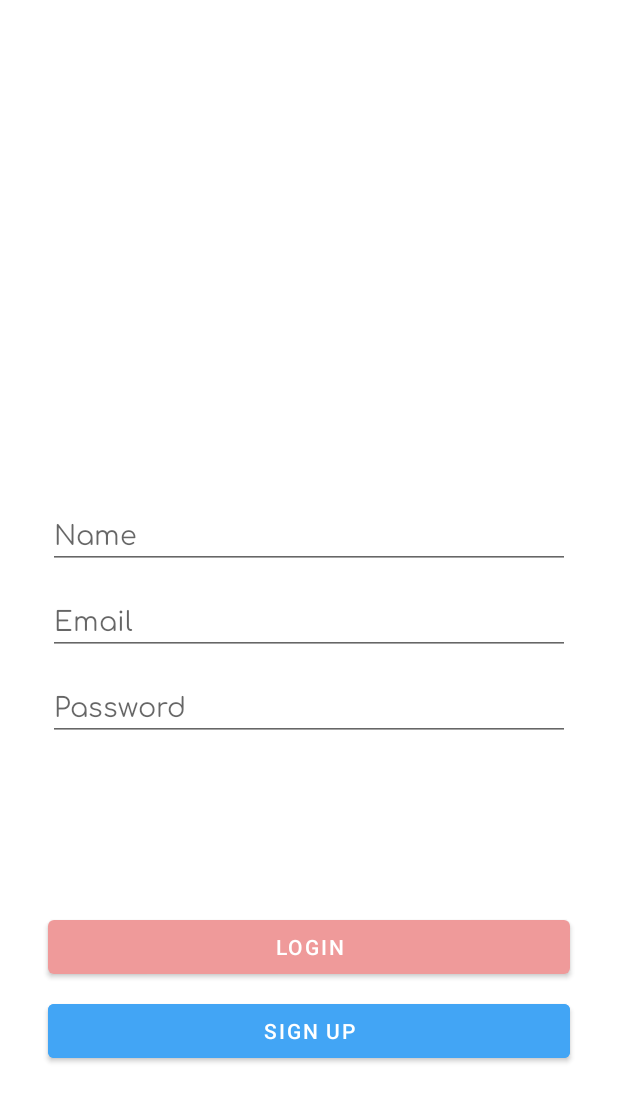
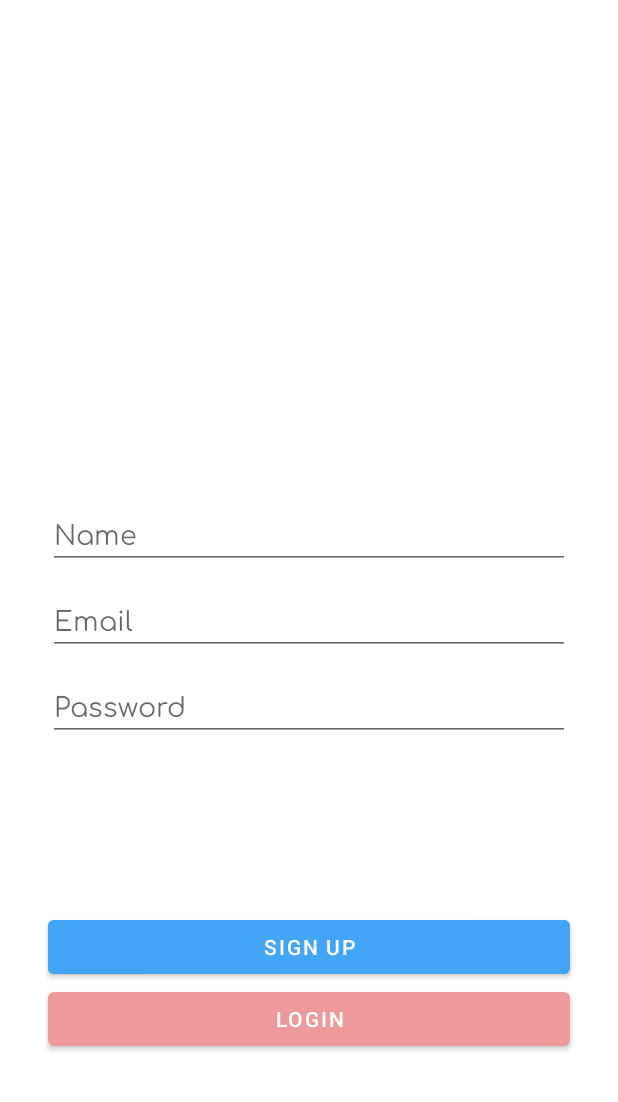
Before and after one commit to SerapErcel/FoodStore, an Android app: the SignUpFragment screen opened through its navigation route, on a phone screen of 412 x 824 dp. Shown: the top 1102 px of the screen. Run offline under Robolectric (Android 15) with nearby library versions, the phone set to English and light mode, and no system bars; our stand-ins replace Firebase (no records; nobody signed in at launch, a user with empty details on screens opened directly).

Commit message:
Fix sign up design

```diff
--- a/app/src/main/res/layout/fragment_sign_up.xml
+++ b/app/src/main/res/layout/fragment_sign_up.xml
@@ -58,33 +58,34 @@
         app:layout_constraintTop_toBottomOf="@+id/editTextEmailSignUp" />
 
     <Button
-        android:id="@+id/btnLoginSU"
+        android:id="@+id/btnSignUpSU"
         android:layout_width="0dp"
         android:layout_height="wrap_content"
         android:layout_marginStart="32dp"
         android:layout_marginEnd="32dp"
         android:layout_marginBottom="8dp"
         android:text="@string/login"
-        app:layout_constraintBottom_toTopOf="@+id/btnSignUpSU"
+        app:layout_constraintBottom_toBottomOf="parent"
         app:layout_constraintEnd_toEndOf="parent"
         app:layout_constraintHorizontal_bias="0.5"
         app:layout_constraintStart_toStartOf="parent"
-        app:layout_constraintTop_toBottomOf="@+id/editTextPasswordSignUp"
-        app:layout_constraintVertical_chainStyle="packed" />
+        app:layout_constraintTop_toBottomOf="@+id/btnLoginSU" />
 
     <Button
-        android:id="@+id/btnSignUpSU"
+        android:id="@+id/btnLoginSU"
         android:layout_width="0dp"
         android:layout_height="wrap_content"
         android:layout_marginStart="32dp"
         android:layout_marginEnd="32dp"
         android:backgroundTint="@color/secondaryColor"
         android:text="@string/sign_up"
-        app:layout_constraintBottom_toBottomOf="parent"
+        app:layout_constraintBottom_toTopOf="@+id/btnSignUpSU"
         app:layout_constraintEnd_toEndOf="parent"
         app:layout_constraintHorizontal_bias="0.5"
         app:layout_constraintStart_toStartOf="parent"
-        app:layout_constraintTop_toBottomOf="@+id/btnLoginSU" />
+        app:layout_constraintTop_toBottomOf="@+id/editTextPasswordSignUp"
+        app:layout_constraintVertical_chainStyle="packed"
+         />
 
     <ImageView
         android:id="@+id/ivSignUp"
```
